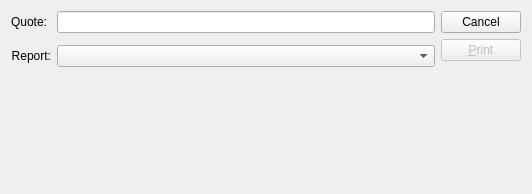
Qt form xtuple/trunk/guiclient/printQuote.ui (WooodHead/xtuple) before a commit.
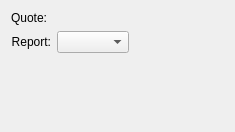
The same form after that commit. Custom widgets are drawn as their Qt base class.

Commit message: issue #14285 - introduce printSinglecopyDocument class and subclass it to normalize script api; back out old 'fix' to aropencluster that broke document type handling; change dspArOpenItems to call printStatementByCustomer instead of doing the work on its own

What changed in the file:
```diff
--- a/xtuple/trunk/guiclient/printQuote.ui
+++ b/xtuple/trunk/guiclient/printQuote.ui
@@ -8,22 +8,23 @@
 is available at www.xtuple.com/CPAL.  By using this software, you agree
 to be bound by its terms.</comment>
  <class>printQuote</class>
- <widget class="QDialog" name="printQuote">
+ <widget class="QWidget" name="printQuote">
   <property name="geometry">
    <rect>
     <x>0</x>
     <y>0</y>
-    <width>532</width>
-    <height>194</height>
+    <width>235</width>
+    <height>132</height>
    </rect>
   </property>
   <property name="windowTitle">
    <string>Print Quote</string>
   </property>
-  <layout class="QGridLayout" name="_2">
-   <item row="0" column="0">
     <layout class="QFormLayout" name="formLayout">
-     <item row="2" column="0">
+   <property name="fieldGrowthPolicy">
+    <enum>QFormLayout::FieldsStayAtSizeHint</enum>
+   </property>
+   <item row="1" column="0">
       <widget class="XLabel" name="_numberLit">
        <property name="text">
         <string>Quote:</string>
@@ -31,12 +32,32 @@
        <property name="alignment">
         <set>Qt::AlignRight|Qt::AlignTrailing|Qt::AlignVCenter</set>
        </property>
+    </widget>
+   </item>
+   <item row="1" column="1">
+    <widget class="QuoteCluster" name="_quote">
+     <property name="nameVisible">
+      <bool>true</bool>
+     </property>
+     <property name="descriptionVisible">
+      <bool>true</bool>
+     </property>
+    </widget>
+   </item>
+   <item row="2" column="0">
+    <widget class="QLabel" name="_reportLit">
+     <property name="text">
+      <string>Report:</string>
+     </property>
+     <property name="alignment">
+      <set>Qt::AlignRight|Qt::AlignTrailing|Qt::AlignVCenter</set>
+     </property>
        <property name="buddy">
-        <cstring>_number</cstring>
+      <cstring>_report</cstring>
        </property>
       </widget>
      </item>
-     <item row="5" column="1">
+   <item row="2" column="1">
       <widget class="XComboBox" name="_report">
        <property name="sizePolicy">
         <sizepolicy hsizetype="Expanding" vsizetype="Fixed">
@@ -44,103 +65,25 @@
          <verstretch>0</verstretch>
         </sizepolicy>
        </property>
+     <property name="allowNull">
+      <bool>true</bool>
+     </property>
+     <property name="nullStr">
+      <string>[ Select a Report ]</string>
+     </property>
        <property name="type">
         <enum>XComboBox::Reports</enum>
        </property>
       </widget>
      </item>
-     <item row="6" column="1">
-      <spacer name="Spacer4">
-       <property name="orientation">
-        <enum>Qt::Vertical</enum>
-       </property>
-       <property name="sizeType">
-        <enum>QSizePolicy::Expanding</enum>
-       </property>
-       <property name="sizeHint" stdset="0">
-        <size>
-         <width>20</width>
-         <height>20</height>
-        </size>
-       </property>
-      </spacer>
-     </item>
-     <item row="2" column="1">
-      <widget class="XLineEdit" name="_number"/>
-     </item>
-     <item row="5" column="0">
-      <widget class="QLabel" name="_reportLit">
-       <property name="text">
-        <string>Report:</string>
-       </property>
-       <property name="alignment">
-        <set>Qt::AlignRight|Qt::AlignTrailing|Qt::AlignVCenter</set>
-       </property>
-       <property name="buddy">
-        <cstring>_report</cstring>
-       </property>
-      </widget>
-     </item>
-     <item row="3" column="0" colspan="2">
-      <widget class="CustCluster" name="_cust">
-       <property name="enabled">
-        <bool>false</bool>
-       </property>
-       <property name="type">
-        <enum>CLineEdit::AllCustomersAndProspects</enum>
-       </property>
-      </widget>
-     </item>
-    </layout>
-   </item>
-   <item row="0" column="1">
-    <layout class="QVBoxLayout" name="verticalLayout">
-     <item>
-      <widget class="QPushButton" name="_close">
-       <property name="text">
-        <string>Cancel</string>
-       </property>
-      </widget>
-     </item>
-     <item>
-      <widget class="QPushButton" name="_print">
-       <property name="enabled">
-        <bool>false</bool>
-       </property>
-       <property name="text">
-        <string>&amp;Print</string>
-       </property>
-       <property name="default">
-        <bool>true</bool>
-       </property>
-      </widget>
-     </item>
-     <item>
-      <spacer name="Spacer38">
-       <property name="orientation">
-        <enum>Qt::Vertical</enum>
-       </property>
-       <property name="sizeType">
-        <enum>QSizePolicy::Expanding</enum>
-       </property>
-       <property name="sizeHint" stdset="0">
-        <size>
-         <width>20</width>
-         <height>20</height>
-        </size>
-       </property>
-      </spacer>
-     </item>
-    </layout>
-   </item>
   </layout>
  </widget>
  <layoutdefault spacing="6" margin="11"/>
  <customwidgets>
   <customwidget>
-   <class>CustCluster</class>
+   <class>QuoteCluster</class>
    <extends>QWidget</extends>
-   <header>custcluster.h</header>
+   <header>quotecluster.h</header>
   </customwidget>
   <customwidget>
    <class>XComboBox</class>
@@ -152,35 +95,10 @@
    <extends>QLabel</extends>
    <header>xlabel.h</header>
   </customwidget>
-  <customwidget>
-   <class>XLineEdit</class>
-   <extends>QLineEdit</extends>
-   <header>xlineedit.h</header>
-  </customwidget>
  </customwidgets>
  <tabstops>
-  <tabstop>_number</tabstop>
   <tabstop>_report</tabstop>
-  <tabstop>_print</tabstop>
-  <tabstop>_close</tabstop>
  </tabstops>
  <resources/>
- <connections>
-  <connection>
-   <sender>_close</sender>
-   <signal>clicked()</signal>
-   <receiver>printQuote</receiver>
-   <slot>reject()</slot>
-   <hints>
-    <hint type="sourcelabel">
-     <x>487</x>
-     <y>29</y>
-    </hint>
-    <hint type="destinationlabel">
-     <x>487</x>
-     <y>96</y>
-    </hint>
-   </hints>
-  </connection>
- </connections>
+ <connections/>
 </ui>
```
Lines whose indentation alone changed are shown as unchanged. The commit also changes 18 other files.
